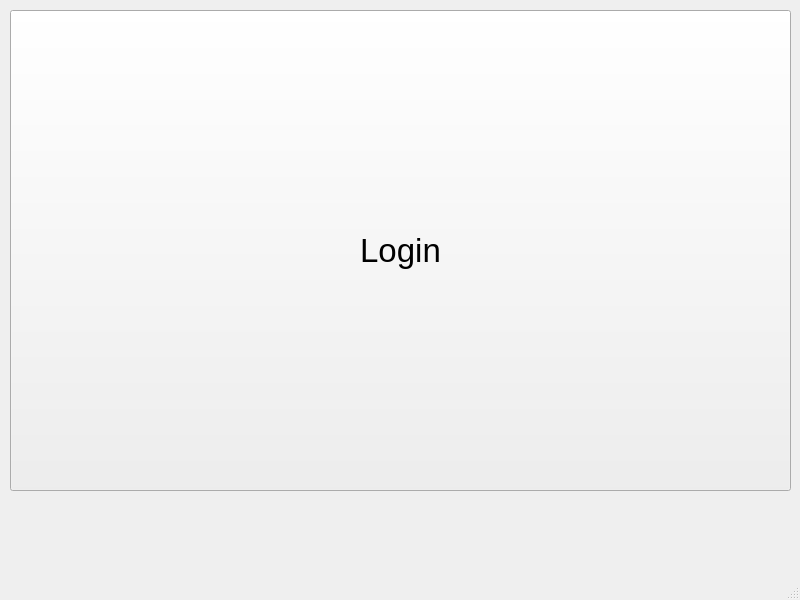
banksimul2022/group4, file bankautomat/Login kinda melkein/mainwindow.ui: the form before one commit.
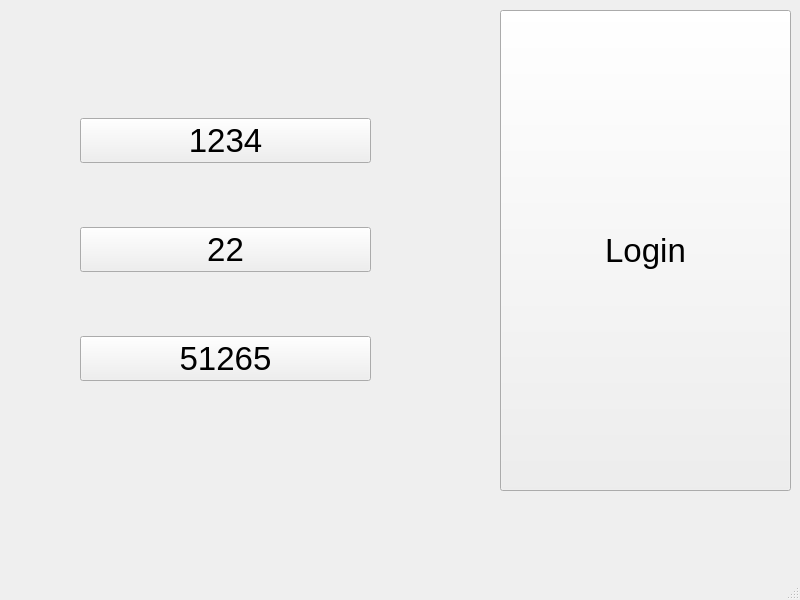
The form after the commit.

Patch:
```diff
--- a/bankautomat/Login kinda melkein/mainwindow.ui
+++ b/bankautomat/Login kinda melkein/mainwindow.ui
@@ -22,9 +22,9 @@
    <widget class="QPushButton" name="btnLogin">
     <property name="geometry">
      <rect>
-      <x>10</x>
+      <x>500</x>
       <y>10</y>
-      <width>781</width>
+      <width>291</width>
       <height>481</height>
      </rect>
     </property>
@@ -32,6 +32,39 @@
      <string>Login</string>
     </property>
    </widget>
+   <widget class="QWidget" name="verticalLayoutWidget">
+    <property name="geometry">
+     <rect>
+      <x>80</x>
+      <y>60</y>
+      <width>291</width>
+      <height>381</height>
+     </rect>
+    </property>
+    <layout class="QVBoxLayout" name="verticalLayout">
+     <item>
+      <widget class="QPushButton" name="btn_acc1">
+       <property name="text">
+        <string>1234</string>
+       </property>
+      </widget>
+     </item>
+     <item>
+      <widget class="QPushButton" name="btn_acc2">
+       <property name="text">
+        <string>22</string>
+       </property>
+      </widget>
+     </item>
+     <item>
+      <widget class="QPushButton" name="btn_acc3">
+       <property name="text">
+        <string>51265</string>
+       </property>
+      </widget>
+     </item>
+    </layout>
+   </widget>
   </widget>
   <widget class="QMenuBar" name="menubar">
    <property name="geometry">
```
Left out of the diff: 2 changed lines with no effect on the pictures.
